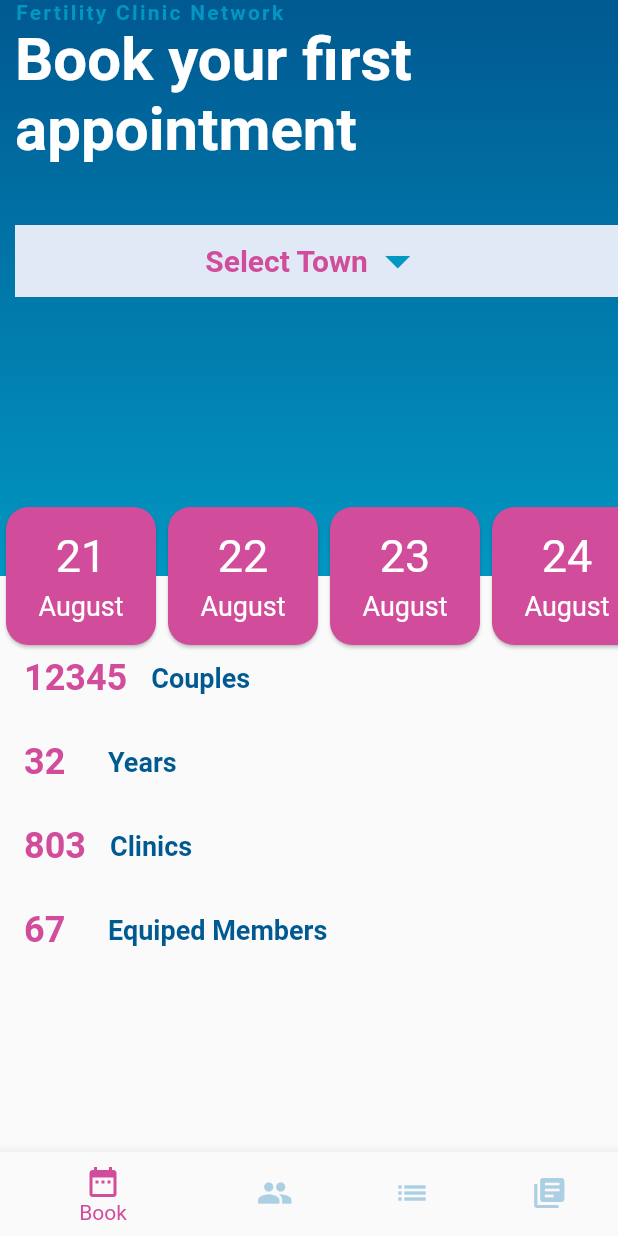
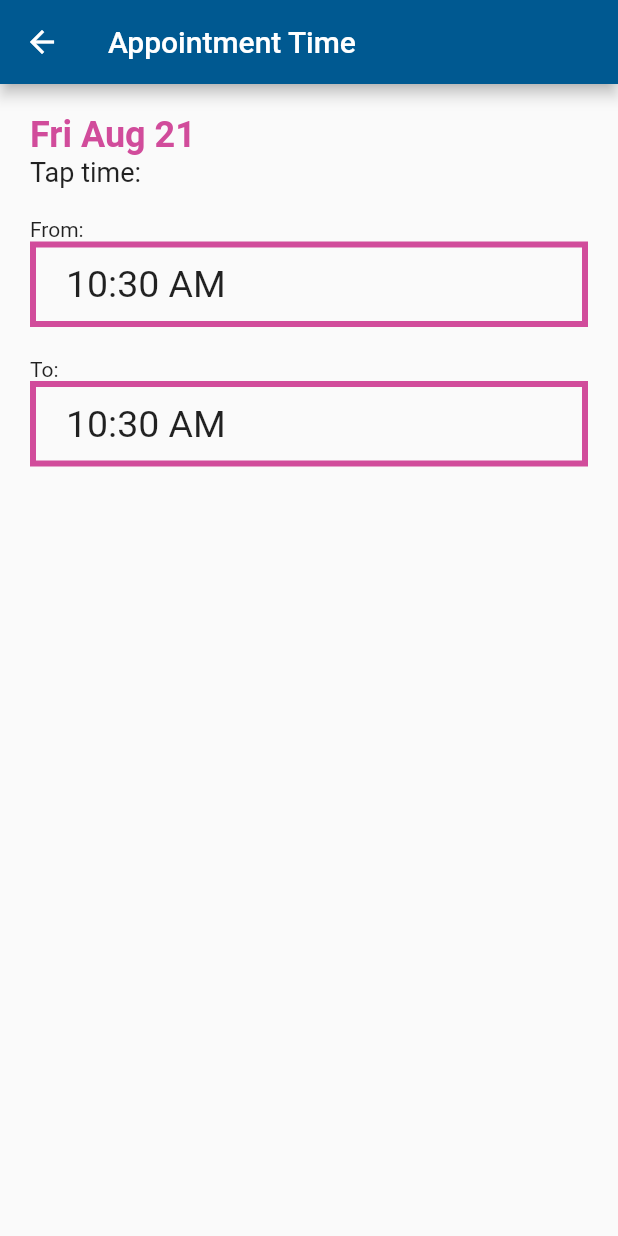
Before and after one commit to npne269/clinic-project, a Flutter app: the screen it shows after launch, after a tap on an icon or button, on a phone screen of 412 x 824 dp. Run offline on Flutter 3.47's test engine with Material 2 defaults, Android fonts, the phone set to English and light mode, and no system bars; our stand-ins replace flutter_markdown.

Commit message:
time page

```diff
--- a/lib/Screens/bookPage.dart
+++ b/lib/Screens/bookPage.dart
@@ -61,7 +61,7 @@ class _TopAreaState extends State<TopArea> {
       children: [
         Expanded(
           child: Container(
-            padding: EdgeInsets.only(left:10,top:MediaQuery.of(context).padding.top,),
+            padding: EdgeInsets.only(left:10,right: 10,top:MediaQuery.of(context).padding.top,),
             decoration: BoxDecoration(
               gradient: LinearGradient(
                   colors: [blueColorDark, blueColorLight],
--- a/lib/components/datePicker.dart
+++ b/lib/components/datePicker.dart
@@ -1,4 +1,5 @@
 import 'package:clinic_app/global.dart';
+import 'package:clinic_app/pages/pickTime.dart';
 import 'package:flutter/material.dart';
 import 'package:intl/intl.dart';
 
@@ -17,7 +18,8 @@ class DatePicker extends StatelessWidget {
         DateTime date = initialDate.add(Duration(days: i));
         return InkWell(
           onTap: () {
-            print('lol $date');
+            Navigator.push(context,
+            MaterialPageRoute(builder: (_)=>PickedTimePage(date: date,)));
           },
           child: Card(
             shape: RoundedRectangleBorder(
--- /dev/null
+++ b/lib/pages/pickTime.dart
@@ -0,0 +1,117 @@
+import 'package:clinic_app/global.dart';
+import 'package:flutter/material.dart';
+import 'package:intl/intl.dart';
+
+class PickedTimePage extends StatefulWidget {
+  final DateTime date;
+  const PickedTimePage({Key key, @required this.date}) : super(key: key);
+  @override
+  _PickedTimePageState createState() => _PickedTimePageState();
+}
+
+class _PickedTimePageState extends State<PickedTimePage> {
+  TimeOfDay _pickedTimeFrom = TimeOfDay.now();
+  TimeOfDay _pickedTimeTo = TimeOfDay.now();
+
+  @override
+  void initState() {
+    super.initState();
+  }
+
+  @override
+  Widget build(BuildContext context) {
+    void _pickTime(int x) async {
+      TimeOfDay locTime = await showTimePicker(
+        context: context,
+        initialTime: TimeOfDay.now(),
+      );
+      setState(() {
+        if (x == 1) {
+          _pickedTimeFrom = locTime;
+        } else if (x == 2) {
+          _pickedTimeTo = locTime;
+        } else {
+          _pickedTimeFrom = TimeOfDay.now();
+          _pickedTimeTo = TimeOfDay.now();
+        }
+      });
+    }
+
+    return Scaffold(
+      appBar: AppBar(
+        backgroundColor: blueColorDark,
+        title: Text(
+          'Appointment Time',
+          style: TextStyle(color: Colors.white),
+        ),
+      ),
+      body: Container(
+        width: double.maxFinite,
+        padding: EdgeInsets.all(20),
+        child: Column(
+          crossAxisAlignment: CrossAxisAlignment.start,
+          children: [
+            Text(
+              DateFormat('EEE MMM d').format(widget.date).toString(),
+              style: TextStyle(
+                  color: pinkColor, fontSize: 24, fontWeight: FontWeight.bold),
+            ),
+            Text(
+              'Tap time:',
+              style: TextStyle(fontSize: 18),
+            ),
+            SizedBox(
+              height: 20,
+            ),
+            Text('From:'),
+            TimeFieldContainer(
+              pickedTimeFrom: _pickedTimeFrom,
+              onTap: () => _pickTime(1),
+            ),
+            SizedBox(
+              height: 20,
+            ),
+            Text('To:'),
+            TimeFieldContainer(
+              pickedTimeFrom: _pickedTimeTo,
+              onTap: () => _pickTime(2),
+            ),
+          ],
+        ),
+      ),
+    );
+  }
+}
+
+class TimeFieldContainer extends StatelessWidget {
+  const TimeFieldContainer({
+    Key key,
+    @required TimeOfDay pickedTimeFrom,
+    @required Function onTap,
+  })  : _pickedTimeFrom = pickedTimeFrom,
+        _onTap = onTap,
+        super(key: key);
+
+  final TimeOfDay _pickedTimeFrom;
+  final Function _onTap;
+
+  @override
+  Widget build(BuildContext context) {
+    return InkWell(
+      onTap: _onTap,
+      child: Container(
+        width: double.maxFinite,
+        padding: const EdgeInsets.symmetric(horizontal: 20, vertical: 10),
+        decoration: BoxDecoration(
+          border: Border.all(width: 4, color: pinkColor),
+        ),
+        child: Text(
+          _pickedTimeFrom.format(context),
+          style: TextStyle(
+            fontSize: 25,
+          ),
+        ),
+      ),
+    );
+  }
+}
```
